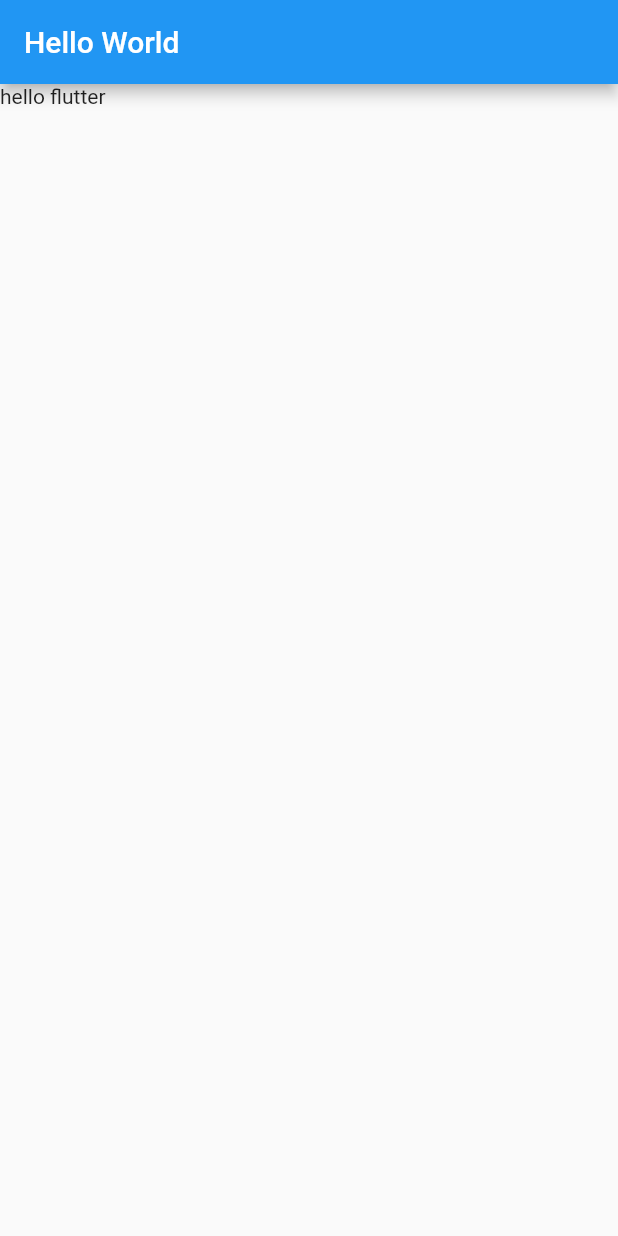
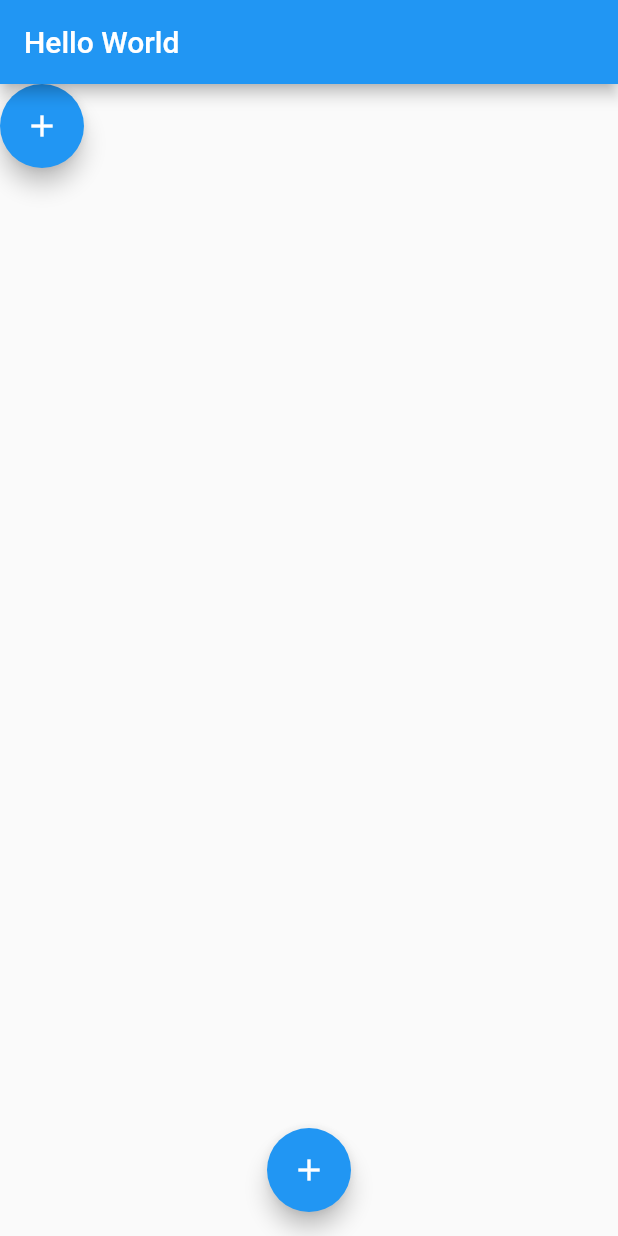
Before and after one commit to xmli688aa/myflutter, a Flutter app: the screen it shows after launch, on a phone screen of 412 x 824 dp. Run offline on Flutter 3.47's test engine with Material 2 defaults, Android fonts, the light colour scheme and no system bars.

Commit message:
首页初始化：floatingActionButton和floatingActionButtonLocation

```diff
--- a/lib/main.dart
+++ b/lib/main.dart
@@ -22,7 +22,28 @@ class MYHomePage extends StatelessWidget {
   Widget build(BuildContext context) {
     return Scaffold(
       appBar: AppBar(title: Text("Hello World")),
-      body: Text("hello flutter"),
+      body: const HomePageContent(),
+      floatingActionButton:
+          FloatingActionButton(onPressed: () {}, child: Icon(Icons.add)),
+      floatingActionButtonLocation: FloatingActionButtonLocation.centerFloat,
     );
   }
 }
+
+class HomePageContent extends StatefulWidget {
+  const HomePageContent({super.key});
+
+  @override
+  State<HomePageContent> createState() => _HomePageContentState();
+}
+
+class _HomePageContentState extends State<HomePageContent> {
+  @override
+  Widget build(BuildContext context) {
+    return Column(
+      children: [
+        FloatingActionButton(onPressed: () {}, child: Icon(Icons.add)),
+      ],
+    );
+  }
+}
```
